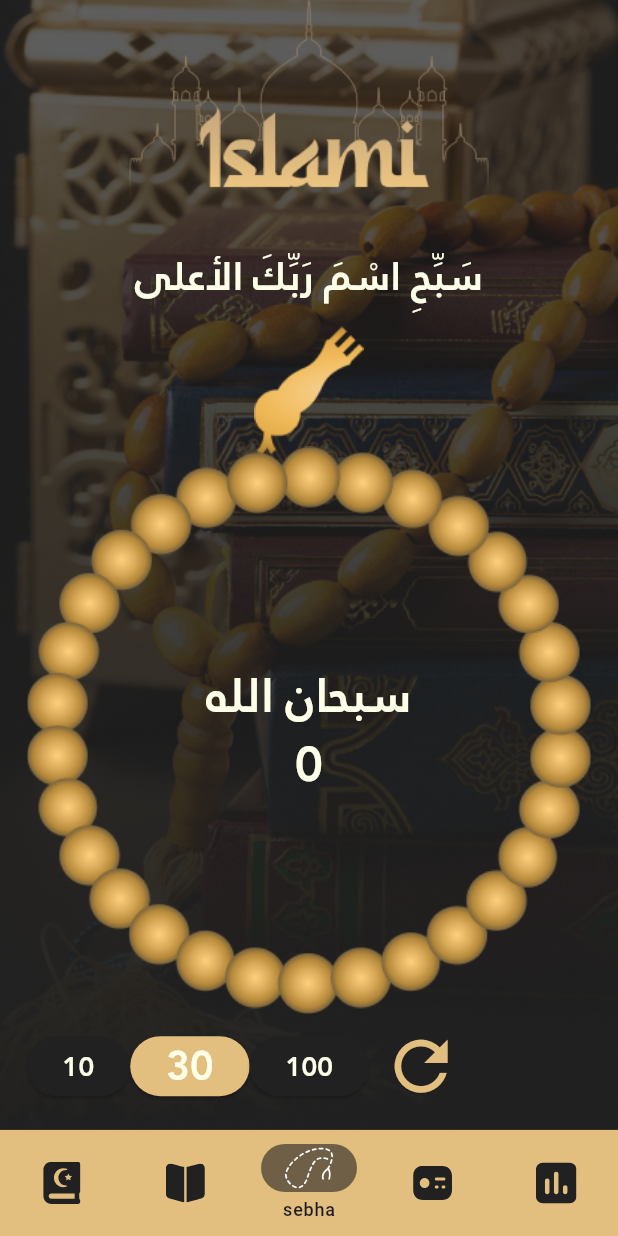
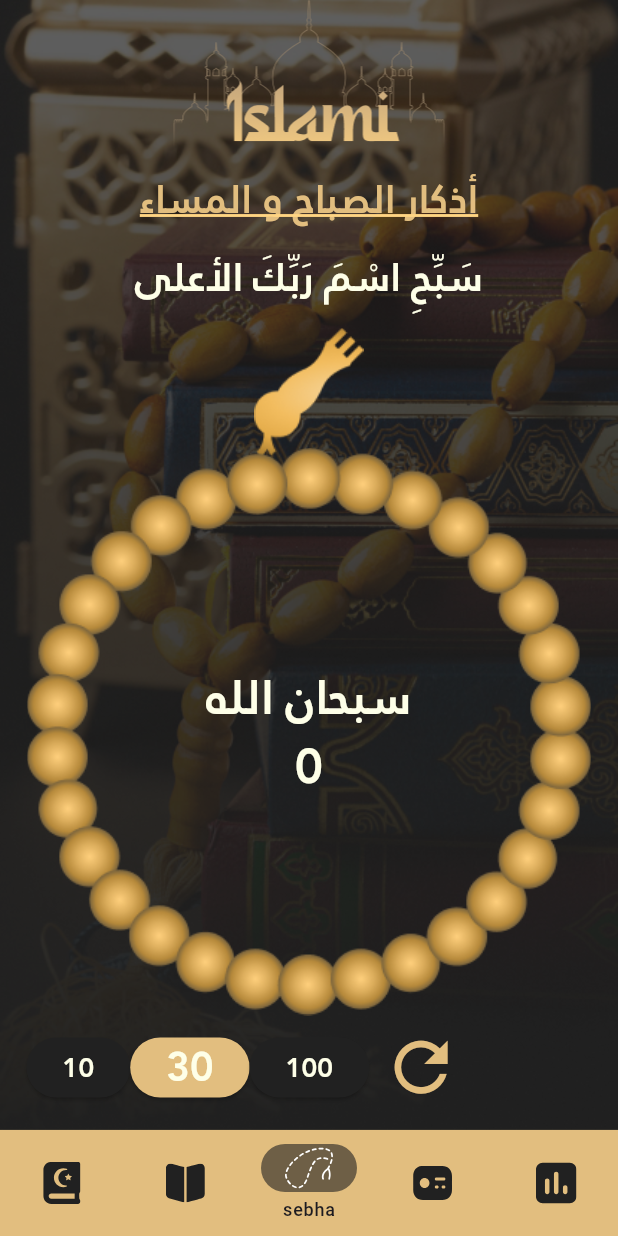
Before and after one commit to ahmed43ban/Islami-App, a Flutter app: the HomeScreen screen opened by its route, item 3 of the bottom bar chosen, on a phone screen of 412 x 824 dp. Run offline on Flutter 3.47's test engine with Material 3 defaults, Android fonts, the phone set to English and light mode, and no system bars; our stand-ins replace audioplayers, flutter_screenutil, flutter_svg, fluttertoast, shared_preferences; missing offline and left inert: dart:ffi; accounts and stored records are empty.

```diff
--- a/lib/main.dart
+++ b/lib/main.dart
@@ -4,6 +4,7 @@ import 'package:flutter_screenutil/flutter_screenutil.dart';
 import 'package:islami/provider/radio_manger_provider.dart';
 import 'package:islami/style/colorsmanger.dart';
 import 'package:islami/style/prefsHelper.dart';
+import 'package:islami/ui/azkar/screen/azkar_screen.dart';
 import 'package:islami/ui/hadith_details/screen/hadith_details_screen.dart';
 import 'package:islami/ui/home/screen/home_screen.dart';
 import 'package:islami/ui/onboarding/screen/onboarding_screen.dart';
@@ -65,6 +66,7 @@ class MyApp extends StatelessWidget {
             OnboardingScreen.routeName:(_)=>OnboardingScreen(),
             SuradetailsScreen.routName:(_)=>SuradetailsScreen(),
             HadithDetailsScreen.routName:(_)=>HadithDetailsScreen(),
+            AzkarScreen.routeName:(_)=>AzkarScreen(),
           },
           initialRoute: SplashScreen.routeName,
         );
--- a/lib/ui/home/tabs/SebhaTab.dart
+++ b/lib/ui/home/tabs/SebhaTab.dart
@@ -2,6 +2,7 @@ import 'package:flutter/material.dart';
 import 'package:flutter_screenutil/flutter_screenutil.dart';
 import 'package:islami/style/StringsManger.dart';
 import 'package:islami/style/prefsHelper.dart';
+import 'package:islami/ui/azkar/screen/azkar_screen.dart';
 
 import '../../../style/assetsmanger.dart';
 import '../../../style/colorsmanger.dart';
@@ -50,9 +51,20 @@ class _SebhatabState extends State<Sebhatab> {
                   alignment: Alignment.center,
                   child: Image.asset(
                     AssetsManger.logo,
-                    width: 291.w,
-                    height: 171.h,
+                    width: 289.w,
+                    height: 129.h,
                   )),
+              InkWell(onTap: (){
+                Navigator.pushNamed(context, AzkarScreen.routeName);
+              },
+                  child: Text("أذكار الصباح و المساء",style: TextStyle(
+                    decorationThickness: 3,
+                    decorationColor: ColorManger.dotPrimary,
+                    decoration: TextDecoration.underline,
+                      fontWeight: FontWeight.w700,
+                      fontSize: 30.sp,
+                      fontFamily: 'janna',
+                      color: ColorManger.primary),)),
               SizedBox(
                 height: 16.h,
               ),
--- a/pubspec.yaml
+++ b/pubspec.yaml
@@ -69,6 +69,7 @@ flutter:
     - assets/images/
     - assets/files/
     - assets/files/Hadeeth/
+    - assets/files/Azkar/
   #   - images/a_dot_ham.jpeg
 
   # An image asset can refer to one or more resolution-specific "variants", see
```
Also changed, not shown: assets/files/Azkar/1.txt (added, +10 -0 lines), assets/files/Azkar/2.txt (added, +10 -0 lines), lib/ui/azkar/screen/azkar_screen.dart (added, +93 -0 lines).
